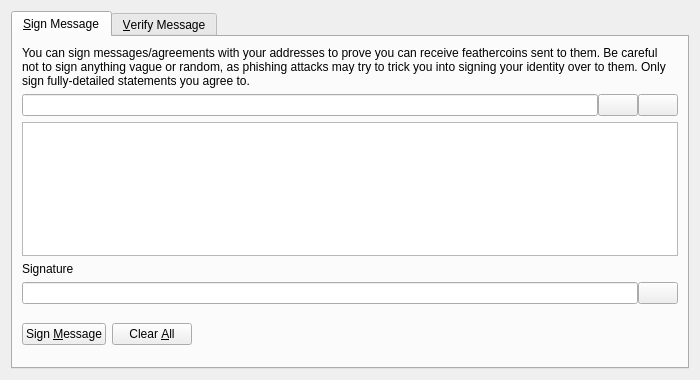
Above: src/qt/forms/signverifymessagedialog.ui from FeatherCoin/Feathercoin before the change. Below: the same form after it.
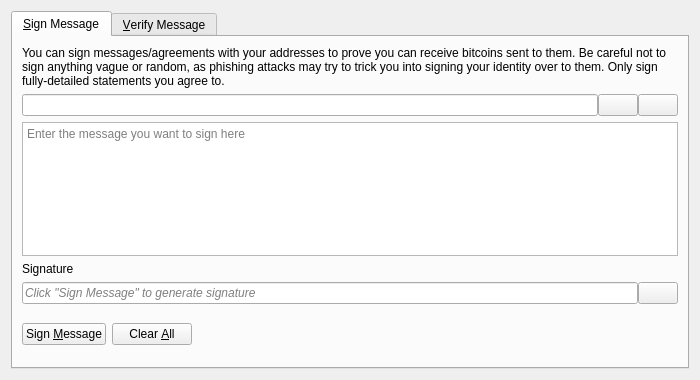
That is the form after the change. Icons and pictures are not drawn. Custom widgets are drawn as their Qt base class.

Commit message: vendor: replace tree with Bitcoin Core v0.21.1

What changed in the file:
```diff
--- a/src/qt/forms/signverifymessagedialog.ui
+++ b/src/qt/forms/signverifymessagedialog.ui
@@ -30,7 +30,7 @@
        <item>
         <widget class="QLabel" name="infoLabel_SM">
          <property name="text">
-          <string>You can sign messages/agreements with your addresses to prove you can receive feathercoins sent to them. Be careful not to sign anything vague or random, as phishing attacks may try to trick you into signing your identity over to them. Only sign fully-detailed statements you agree to.</string>
+          <string>You can sign messages/agreements with your addresses to prove you can receive bitcoins sent to them. Be careful not to sign anything vague or random, as phishing attacks may try to trick you into signing your identity over to them. Only sign fully-detailed statements you agree to.</string>
          </property>
          <property name="textFormat">
           <enum>Qt::PlainText</enum>
@@ -99,6 +99,9 @@
          <property name="toolTip">
           <string>Enter the message you want to sign here</string>
          </property>
+         <property name="placeholderText">
+          <string>Enter the message you want to sign here</string>
+         </property>
         </widget>
        </item>
        <item>
@@ -118,6 +121,9 @@
          </property>
          <item>
           <widget class="QLineEdit" name="signatureOut_SM">
+           <property name="placeholderText">
+            <string>Click "Sign Message" to generate signature</string>
+           </property>
            <property name="font">
             <font>
              <italic>true</italic>
```
Left out of the diff: 26 changed lines with no effect on the pictures. The commit also changes 1661 other files.
